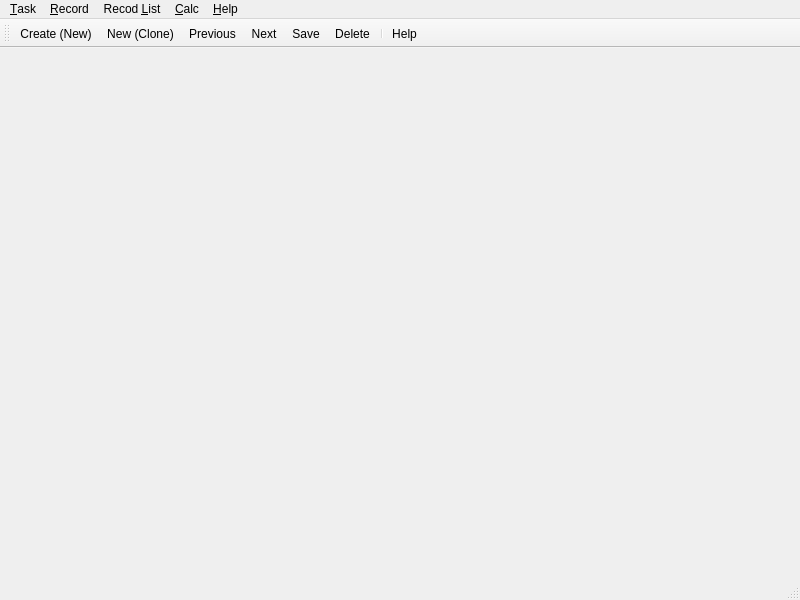
gemshub/gemsfits, file gfshell2/dialogs/FITMainWindow.ui: the form before one commit.
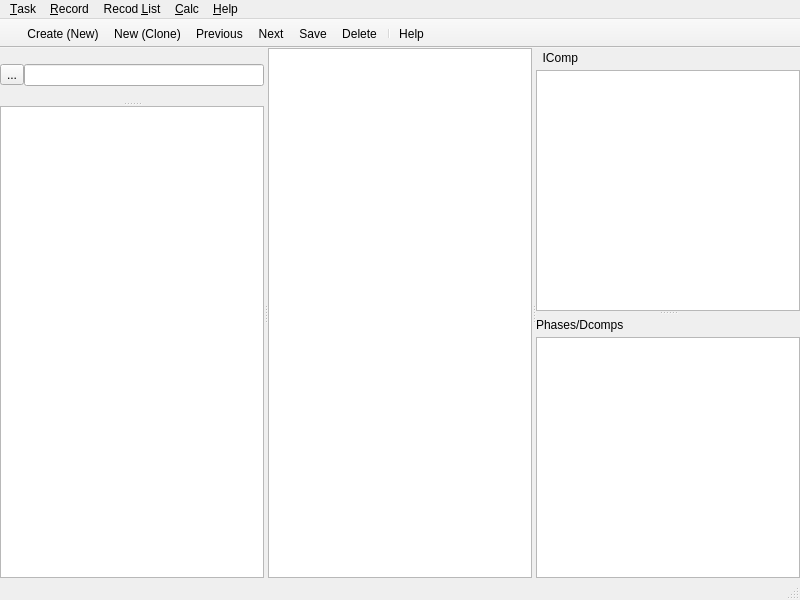
The form after the commit. Icons and pictures are not drawn.

```diff
--- a/gfshell2/dialogs/FITMainWindow.ui
+++ b/gfshell2/dialogs/FITMainWindow.ui
@@ -13,7 +13,228 @@
   <property name="windowTitle">
    <string>MainWindow</string>
   </property>
-  <widget class="QWidget" name="centralwidget"/>
+  <widget class="QWidget" name="centralwidget">
+   <layout class="QHBoxLayout" name="horizontalLayout">
+    <property name="spacing">
+     <number>0</number>
+    </property>
+    <property name="leftMargin">
+     <number>0</number>
+    </property>
+    <property name="topMargin">
+     <number>0</number>
+    </property>
+    <property name="rightMargin">
+     <number>0</number>
+    </property>
+    <property name="bottomMargin">
+     <number>0</number>
+    </property>
+    <item>
+     <widget class="QSplitter" name="splV">
+      <property name="orientation">
+       <enum>Qt::Horizontal</enum>
+      </property>
+      <property name="childrenCollapsible">
+       <bool>false</bool>
+      </property>
+      <widget class="QWidget" name="widgetList" native="true">
+       <layout class="QVBoxLayout" name="verticalLayout_2">
+        <property name="spacing">
+         <number>0</number>
+        </property>
+        <property name="leftMargin">
+         <number>0</number>
+        </property>
+        <property name="topMargin">
+         <number>0</number>
+        </property>
+        <property name="rightMargin">
+         <number>0</number>
+        </property>
+        <property name="bottomMargin">
+         <number>0</number>
+        </property>
+        <item>
+         <widget class="QSplitter" name="splKey">
+          <property name="orientation">
+           <enum>Qt::Vertical</enum>
+          </property>
+          <property name="childrenCollapsible">
+           <bool>false</bool>
+          </property>
+          <widget class="QWidget" name="widgetKeys" native="true">
+           <layout class="QGridLayout" name="gridLayout" rowstretch="0">
+            <property name="leftMargin">
+             <number>0</number>
+            </property>
+            <property name="topMargin">
+             <number>0</number>
+            </property>
+            <property name="rightMargin">
+             <number>0</number>
+            </property>
+            <property name="bottomMargin">
+             <number>0</number>
+            </property>
+            <property name="spacing">
+             <number>0</number>
+            </property>
+            <item row="0" column="0">
+             <widget class="QToolButton" name="filterButton">
+              <property name="text">
+               <string>...</string>
+              </property>
+              <property name="icon">
+               <iconset resource="../fgui.qrc">
+                <normaloff>:/menu/Icons/SelectDisplayRecordIcon.png</normaloff>:/menu/Icons/SelectDisplayRecordIcon.png</iconset>
+              </property>
+             </widget>
+            </item>
+            <item row="0" column="1">
+             <widget class="QLineEdit" name="filterEdit"/>
+            </item>
+           </layout>
+          </widget>
+          <widget class="QWidget" name="widgetQuery" native="true">
+           <layout class="QVBoxLayout" name="verticalLayout_3" stretch="0">
+            <property name="spacing">
+             <number>0</number>
+            </property>
+            <property name="leftMargin">
+             <number>0</number>
+            </property>
+            <property name="topMargin">
+             <number>0</number>
+            </property>
+            <property name="rightMargin">
+             <number>0</number>
+            </property>
+            <property name="bottomMargin">
+             <number>0</number>
+            </property>
+            <item>
+             <widget class="QTextEdit" name="queryEdit"/>
+            </item>
+           </layout>
+          </widget>
+         </widget>
+        </item>
+       </layout>
+      </widget>
+      <widget class="QWidget" name="widgetRecord" native="true">
+       <layout class="QHBoxLayout" name="horizontalLayout_2">
+        <property name="spacing">
+         <number>0</number>
+        </property>
+        <property name="leftMargin">
+         <number>0</number>
+        </property>
+        <property name="topMargin">
+         <number>0</number>
+        </property>
+        <property name="rightMargin">
+         <number>0</number>
+        </property>
+        <property name="bottomMargin">
+         <number>0</number>
+        </property>
+        <item>
+         <widget class="QTextEdit" name="recordEdit"/>
+        </item>
+       </layout>
+      </widget>
+      <widget class="QWidget" name="widgetGEMS" native="true">
+       <layout class="QVBoxLayout" name="verticalLayout">
+        <property name="spacing">
+         <number>0</number>
+        </property>
+        <property name="leftMargin">
+         <number>0</number>
+        </property>
+        <property name="topMargin">
+         <number>0</number>
+        </property>
+        <property name="rightMargin">
+         <number>0</number>
+        </property>
+        <property name="bottomMargin">
+         <number>0</number>
+        </property>
+        <item>
+         <widget class="QSplitter" name="splGEMS">
+          <property name="orientation">
+           <enum>Qt::Vertical</enum>
+          </property>
+          <property name="childrenCollapsible">
+           <bool>false</bool>
+          </property>
+          <widget class="QWidget" name="widgetIC" native="true">
+           <layout class="QVBoxLayout" name="verticalLayout_4">
+            <property name="spacing">
+             <number>5</number>
+            </property>
+            <property name="leftMargin">
+             <number>0</number>
+            </property>
+            <property name="topMargin">
+             <number>3</number>
+            </property>
+            <property name="rightMargin">
+             <number>0</number>
+            </property>
+            <property name="bottomMargin">
+             <number>0</number>
+            </property>
+            <item>
+             <widget class="QLabel" name="label">
+              <property name="text">
+               <string>  IComp</string>
+              </property>
+             </widget>
+            </item>
+            <item>
+             <widget class="QTableWidget" name="tableIComp"/>
+            </item>
+           </layout>
+          </widget>
+          <widget class="QWidget" name="widgetPhase" native="true">
+           <layout class="QVBoxLayout" name="verticalLayout_5">
+            <property name="spacing">
+             <number>5</number>
+            </property>
+            <property name="leftMargin">
+             <number>0</number>
+            </property>
+            <property name="topMargin">
+             <number>3</number>
+            </property>
+            <property name="rightMargin">
+             <number>0</number>
+            </property>
+            <property name="bottomMargin">
+             <number>0</number>
+            </property>
+            <item>
+             <widget class="QLabel" name="label_2">
+              <property name="text">
+               <string>Phases/Dcomps</string>
+              </property>
+             </widget>
+            </item>
+            <item>
+             <widget class="QListWidget" name="listPhases"/>
+            </item>
+           </layout>
+          </widget>
+         </widget>
+        </item>
+       </layout>
+      </widget>
+     </widget>
+    </item>
+   </layout>
+  </widget>
   <widget class="QMenuBar" name="menubar">
    <property name="geometry">
     <rect>
@@ -97,6 +318,37 @@
   <widget class="QToolBar" name="toolBar">
    <property name="windowTitle">
     <string>toolBar</string>
+   </property>
+   <property name="movable">
+    <bool>false</bool>
+   </property>
+   <attribute name="toolBarArea">
+    <enum>TopToolBarArea</enum>
+   </attribute>
+   <attribute name="toolBarBreak">
+    <bool>false</bool>
+   </attribute>
+  </widget>
+  <widget class="QToolBar" name="toolBarTask">
+   <property name="windowTitle">
+    <string>toolBar_2</string>
+   </property>
+   <property name="movable">
+    <bool>false</bool>
+   </property>
+   <attribute name="toolBarArea">
+    <enum>TopToolBarArea</enum>
+   </attribute>
+   <attribute name="toolBarBreak">
+    <bool>false</bool>
+   </attribute>
+  </widget>
+  <widget class="QToolBar" name="toolBarMenu">
+   <property name="windowTitle">
+    <string>toolBar_3</string>
+   </property>
+   <property name="movable">
+    <bool>false</bool>
    </property>
    <attribute name="toolBarArea">
     <enum>TopToolBarArea</enum>
```
Left out of the diff: 16 changed lines with no effect on the pictures.
